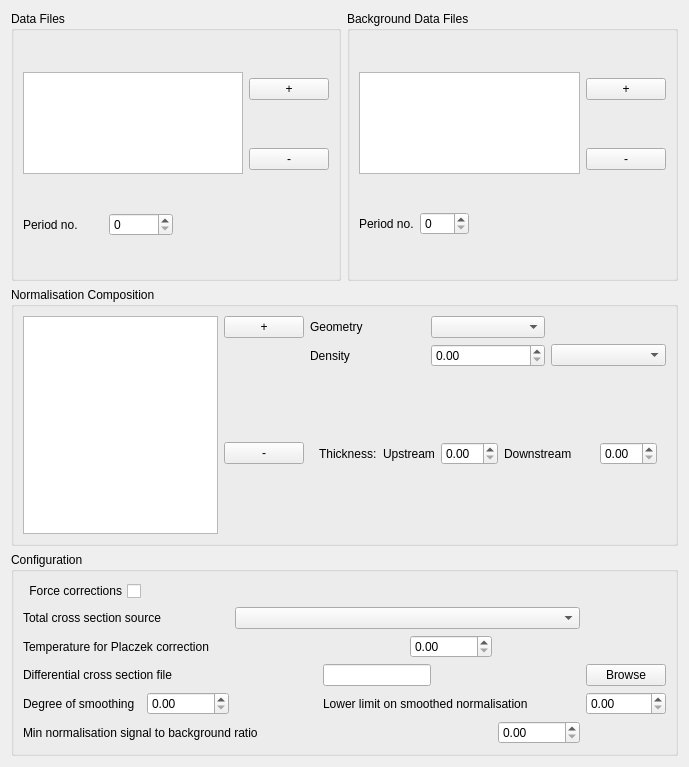
This is src/gui/widgets/ui_files/normalisationWidget.ui in disorderedmaterials/GudPy as Qt 5 draws it before an edit. The edited form follows.
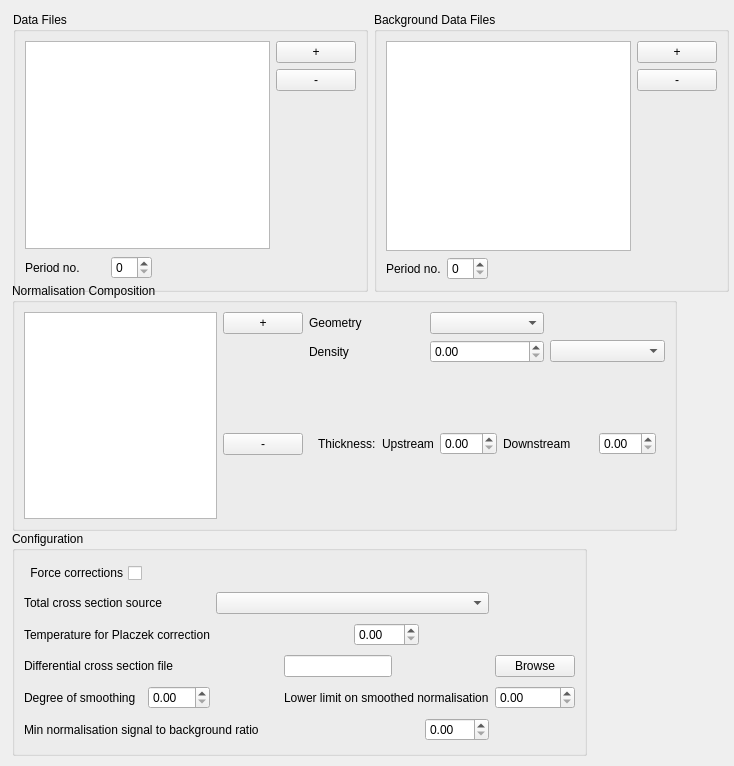
This is the edited form. Custom widgets are drawn as their Qt base class.

Commit message: feat: layouts for data files.

The edit to the form file:
```diff
--- a/src/gui/widgets/ui_files/normalisationWidget.ui
+++ b/src/gui/widgets/ui_files/normalisationWidget.ui
@@ -6,178 +6,22 @@
    <rect>
     <x>0</x>
     <y>0</y>
-    <width>689</width>
-    <height>767</height>
+    <width>734</width>
+    <height>766</height>
    </rect>
   </property>
   <property name="windowTitle">
    <string>Form</string>
   </property>
-  <layout class="QVBoxLayout" name="verticalLayout">
-   <item>
-    <layout class="QHBoxLayout" name="horizontalLayout">
-     <item>
-      <widget class="QGroupBox" name="dataFilesGroupBox">
-       <property name="minimumSize">
-        <size>
-         <width>291</width>
-         <height>270</height>
-        </size>
-       </property>
-       <property name="maximumSize">
-        <size>
-         <width>16777215</width>
-         <height>16777215</height>
-        </size>
-       </property>
-       <property name="title">
-        <string>Data Files</string>
-       </property>
-       <layout class="QGridLayout" name="gridLayout">
-        <item row="0" column="3">
-         <widget class="QPushButton" name="addDataFileButton">
-          <property name="sizePolicy">
-           <sizepolicy hsizetype="Fixed" vsizetype="Fixed">
-            <horstretch>0</horstretch>
-            <verstretch>0</verstretch>
-           </sizepolicy>
-          </property>
-          <property name="text">
-           <string>+</string>
-          </property>
-         </widget>
-        </item>
-        <item row="2" column="0">
-         <widget class="QLabel" name="periodNoLabel">
-          <property name="minimumSize">
-           <size>
-            <width>80</width>
-            <height>25</height>
-           </size>
-          </property>
-          <property name="maximumSize">
-           <size>
-            <width>16777215</width>
-            <height>16777215</height>
-           </size>
-          </property>
-          <property name="text">
-           <string>Period no.</string>
-          </property>
-         </widget>
-        </item>
-        <item row="0" column="0" rowspan="2" colspan="3">
-         <widget class="QListWidget" name="dataFilesList">
-          <property name="minimumSize">
-           <size>
-            <width>0</width>
-            <height>0</height>
-           </size>
-          </property>
-         </widget>
-        </item>
-        <item row="1" column="3">
-         <widget class="QPushButton" name="removeDataFileButton">
-          <property name="sizePolicy">
-           <sizepolicy hsizetype="Fixed" vsizetype="Fixed">
-            <horstretch>0</horstretch>
-            <verstretch>0</verstretch>
-           </sizepolicy>
-          </property>
-          <property name="text">
-           <string>-</string>
-          </property>
-         </widget>
-        </item>
-        <item row="2" column="1">
-         <widget class="QSpinBox" name="periodNoSpinBox"/>
-        </item>
-       </layout>
-      </widget>
-     </item>
-     <item>
-      <widget class="QGroupBox" name="backgroundDataFilesGroupBox">
-       <property name="minimumSize">
-        <size>
-         <width>291</width>
-         <height>270</height>
-        </size>
-       </property>
-       <property name="maximumSize">
-        <size>
-         <width>16777215</width>
-         <height>16777215</height>
-        </size>
-       </property>
-       <property name="title">
-        <string>Background Data Files</string>
-       </property>
-       <layout class="QGridLayout" name="gridLayout_2">
-        <item row="2" column="0">
-         <widget class="QLabel" name="backgroundPeriodNoLabel">
-          <property name="minimumSize">
-           <size>
-            <width>0</width>
-            <height>0</height>
-           </size>
-          </property>
-          <property name="maximumSize">
-           <size>
-            <width>16777215</width>
-            <height>16777215</height>
-           </size>
-          </property>
-          <property name="text">
-           <string>Period no.</string>
-          </property>
-         </widget>
-        </item>
-        <item row="0" column="0" rowspan="2" colspan="4">
-         <widget class="QListWidget" name="backgroundDataFilesList">
-          <property name="minimumSize">
-           <size>
-            <width>0</width>
-            <height>0</height>
-           </size>
-          </property>
-         </widget>
-        </item>
-        <item row="0" column="4">
-         <widget class="QPushButton" name="addBackgroundDataFileButton">
-          <property name="sizePolicy">
-           <sizepolicy hsizetype="Fixed" vsizetype="Fixed">
-            <horstretch>0</horstretch>
-            <verstretch>0</verstretch>
-           </sizepolicy>
-          </property>
-          <property name="text">
-           <string>+</string>
-          </property>
-         </widget>
-        </item>
-        <item row="1" column="4">
-         <widget class="QPushButton" name="removeBackgroundDataFileButton">
-          <property name="sizePolicy">
-           <sizepolicy hsizetype="Fixed" vsizetype="Fixed">
-            <horstretch>0</horstretch>
-            <verstretch>0</verstretch>
-           </sizepolicy>
-          </property>
-          <property name="text">
-           <string>-</string>
-          </property>
-         </widget>
-        </item>
-        <item row="2" column="1">
-         <widget class="QSpinBox" name="backgroundPeriodNoSpinBox"/>
-        </item>
-       </layout>
-      </widget>
-     </item>
-    </layout>
-   </item>
-   <item>
     <widget class="QGroupBox" name="sampleCompositionGroupBox">
+   <property name="geometry">
+    <rect>
+     <x>12</x>
+     <y>283</y>
+     <width>665</width>
+     <height>248</height>
+    </rect>
+   </property>
      <property name="maximumSize">
       <size>
        <width>16777215</width>
@@ -422,9 +266,15 @@
       </item>
      </layout>
     </widget>
-   </item>
-   <item>
     <widget class="QGroupBox" name="configuationGroupBox">
+   <property name="geometry">
+    <rect>
+     <x>12</x>
+     <y>531</y>
+     <width>575</width>
+     <height>225</height>
+    </rect>
+   </property>
      <property name="title">
       <string>Configuration</string>
      </property>
@@ -540,8 +390,252 @@
       </item>
      </layout>
     </widget>
-   </item>
-  </layout>
+  <widget class="QWidget" name="">
+   <property name="geometry">
+    <rect>
+     <x>13</x>
+     <y>12</y>
+     <width>716</width>
+     <height>280</height>
+    </rect>
+   </property>
+   <layout class="QHBoxLayout" name="horizontalLayout_7">
+    <item>
+     <widget class="QGroupBox" name="dataFilesGroupBox">
+      <property name="minimumSize">
+       <size>
+        <width>291</width>
+        <height>270</height>
+       </size>
+      </property>
+      <property name="maximumSize">
+       <size>
+        <width>16777215</width>
+        <height>16777215</height>
+       </size>
+      </property>
+      <property name="title">
+       <string>Data Files</string>
+      </property>
+      <layout class="QHBoxLayout" name="horizontalLayout_4">
+       <item>
+        <layout class="QVBoxLayout" name="verticalLayout_2">
+         <item>
+          <widget class="QListWidget" name="dataFilesList">
+           <property name="minimumSize">
+            <size>
+             <width>0</width>
+             <height>0</height>
+            </size>
+           </property>
+          </widget>
+         </item>
+         <item>
+          <layout class="QHBoxLayout" name="horizontalLayout">
+           <item>
+            <widget class="QLabel" name="periodNoLabel">
+             <property name="minimumSize">
+              <size>
+               <width>80</width>
+               <height>25</height>
+              </size>
+             </property>
+             <property name="maximumSize">
+              <size>
+               <width>16777215</width>
+               <height>16777215</height>
+              </size>
+             </property>
+             <property name="text">
+              <string>Period no.</string>
+             </property>
+            </widget>
+           </item>
+           <item>
+            <widget class="QSpinBox" name="periodNoSpinBox"/>
+           </item>
+           <item>
+            <spacer name="horizontalSpacer">
+             <property name="orientation">
+              <enum>Qt::Horizontal</enum>
+             </property>
+             <property name="sizeHint" stdset="0">
+              <size>
+               <width>40</width>
+               <height>20</height>
+              </size>
+             </property>
+            </spacer>
+           </item>
+          </layout>
+         </item>
+        </layout>
+       </item>
+       <item>
+        <layout class="QVBoxLayout" name="verticalLayout">
+         <item>
+          <widget class="QPushButton" name="addDataFileButton">
+           <property name="sizePolicy">
+            <sizepolicy hsizetype="Fixed" vsizetype="Fixed">
+             <horstretch>0</horstretch>
+             <verstretch>0</verstretch>
+            </sizepolicy>
+           </property>
+           <property name="text">
+            <string>+</string>
+           </property>
+          </widget>
+         </item>
+         <item>
+          <widget class="QPushButton" name="removeDataFileButton">
+           <property name="sizePolicy">
+            <sizepolicy hsizetype="Fixed" vsizetype="Fixed">
+             <horstretch>0</horstretch>
+             <verstretch>0</verstretch>
+            </sizepolicy>
+           </property>
+           <property name="text">
+            <string>-</string>
+           </property>
+          </widget>
+         </item>
+         <item>
+          <spacer name="verticalSpacer">
+           <property name="orientation">
+            <enum>Qt::Vertical</enum>
+           </property>
+           <property name="sizeHint" stdset="0">
+            <size>
+             <width>20</width>
+             <height>40</height>
+            </size>
+           </property>
+          </spacer>
+         </item>
+        </layout>
+       </item>
+      </layout>
+     </widget>
+    </item>
+    <item>
+     <widget class="QGroupBox" name="backgroundDataFilesGroupBox">
+      <property name="minimumSize">
+       <size>
+        <width>291</width>
+        <height>270</height>
+       </size>
+      </property>
+      <property name="maximumSize">
+       <size>
+        <width>16777215</width>
+        <height>16777215</height>
+       </size>
+      </property>
+      <property name="title">
+       <string>Background Data Files</string>
+      </property>
+      <layout class="QHBoxLayout" name="horizontalLayout_6">
+       <item>
+        <layout class="QVBoxLayout" name="verticalLayout_3">
+         <item>
+          <widget class="QListWidget" name="backgroundDataFilesList">
+           <property name="minimumSize">
+            <size>
+             <width>0</width>
+             <height>0</height>
+            </size>
+           </property>
+          </widget>
+         </item>
+         <item>
+          <layout class="QHBoxLayout" name="horizontalLayout_5">
+           <item>
+            <widget class="QLabel" name="backgroundPeriodNoLabel">
+             <property name="minimumSize">
+              <size>
+               <width>0</width>
+               <height>0</height>
+              </size>
+             </property>
+             <property name="maximumSize">
+              <size>
+               <width>16777215</width>
+               <height>16777215</height>
+              </size>
+             </property>
+             <property name="text">
+              <string>Period no.</string>
+             </property>
+            </widget>
+           </item>
+           <item>
+            <widget class="QSpinBox" name="backgroundPeriodNoSpinBox"/>
+           </item>
+           <item>
+            <spacer name="horizontalSpacer_2">
+             <property name="orientation">
+              <enum>Qt::Horizontal</enum>
+             </property>
+             <property name="sizeHint" stdset="0">
+              <size>
+               <width>40</width>
+               <height>20</height>
+              </size>
+             </property>
+            </spacer>
+           </item>
+          </layout>
+         </item>
+        </layout>
+       </item>
+       <item>
+        <layout class="QVBoxLayout" name="verticalLayout_4">
+         <item>
+          <widget class="QPushButton" name="addBackgroundDataFileButton">
+           <property name="sizePolicy">
+            <sizepolicy hsizetype="Fixed" vsizetype="Fixed">
+             <horstretch>0</horstretch>
+             <verstretch>0</verstretch>
+            </sizepolicy>
+           </property>
+           <property name="text">
+            <string>+</string>
+           </property>
+          </widget>
+         </item>
+         <item>
+          <widget class="QPushButton" name="removeBackgroundDataFileButton">
+           <property name="sizePolicy">
+            <sizepolicy hsizetype="Fixed" vsizetype="Fixed">
+             <horstretch>0</horstretch>
+             <verstretch>0</verstretch>
+            </sizepolicy>
+           </property>
+           <property name="text">
+            <string>-</string>
+           </property>
+          </widget>
+         </item>
+         <item>
+          <spacer name="verticalSpacer_2">
+           <property name="orientation">
+            <enum>Qt::Vertical</enum>
+           </property>
+           <property name="sizeHint" stdset="0">
+            <size>
+             <width>20</width>
+             <height>40</height>
+            </size>
+           </property>
+          </spacer>
+         </item>
+        </layout>
+       </item>
+      </layout>
+     </widget>
+    </item>
+   </layout>
+  </widget>
  </widget>
  <customwidgets>
   <customwidget>
```
Lines whose indentation alone changed are shown as unchanged.
